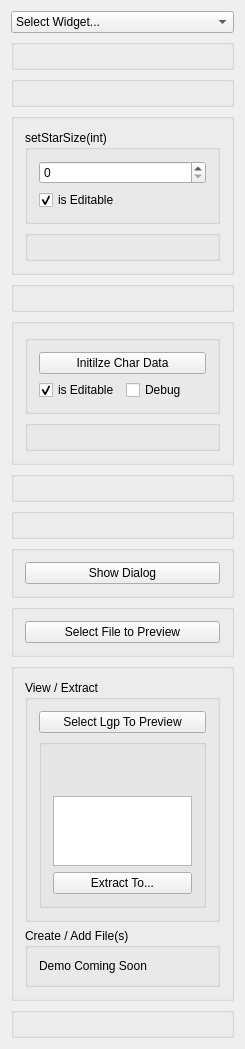
Before: the Qt Designer form FF7tk/mainwindow.ui in sithlord48/ff7tk, drawn with Qt 5.
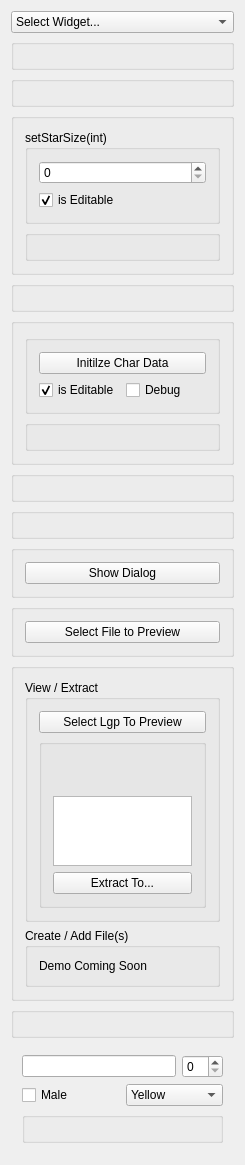
After: the same form once the commit is applied.

Commit message: FF7Tk: New ChocoLabel To show Short Info about Chocobo. BlackChocobo: MainWindow String update for Signatures on psv and psp files.

```diff
--- a/FF7tk/mainwindow.ui
+++ b/FF7tk/mainwindow.ui
@@ -7,7 +7,7 @@
     <x>0</x>
     <y>0</y>
     <width>245</width>
-    <height>28</height>
+    <height>27</height>
    </rect>
   </property>
   <property name="sizePolicy">
@@ -334,6 +334,69 @@
       </property>
      </widget>
     </item>
+    <item>
+     <widget class="QFrame" name="chocoLabelBox">
+      <layout class="QVBoxLayout" name="verticalLayout_12">
+       <item>
+        <layout class="QHBoxLayout" name="horizontalLayout_2">
+         <item>
+          <widget class="QLineEdit" name="lineEdit"/>
+         </item>
+         <item>
+          <widget class="QSpinBox" name="spinBox"/>
+         </item>
+        </layout>
+       </item>
+       <item>
+        <layout class="QHBoxLayout" name="horizontalLayout_3">
+         <item>
+          <widget class="QCheckBox" name="checkBox_2">
+           <property name="text">
+            <string>Male</string>
+           </property>
+          </widget>
+         </item>
+         <item>
+          <widget class="QComboBox" name="comboBox">
+           <item>
+            <property name="text">
+             <string>Yellow</string>
+            </property>
+           </item>
+           <item>
+            <property name="text">
+             <string>Green</string>
+            </property>
+           </item>
+           <item>
+            <property name="text">
+             <string>Blue</string>
+            </property>
+           </item>
+           <item>
+            <property name="text">
+             <string>Black</string>
+            </property>
+           </item>
+           <item>
+            <property name="text">
+             <string>Gold</string>
+            </property>
+           </item>
+          </widget>
+         </item>
+        </layout>
+       </item>
+       <item>
+        <widget class="QGroupBox" name="chocoLabelBoxInner">
+         <property name="title">
+          <string/>
+         </property>
+        </widget>
+       </item>
+      </layout>
+     </widget>
+    </item>
    </layout>
   </widget>
  </widget>
```
Left out of the diff: 5 changed lines with no effect on the pictures. The commit also changes 5 other files.
